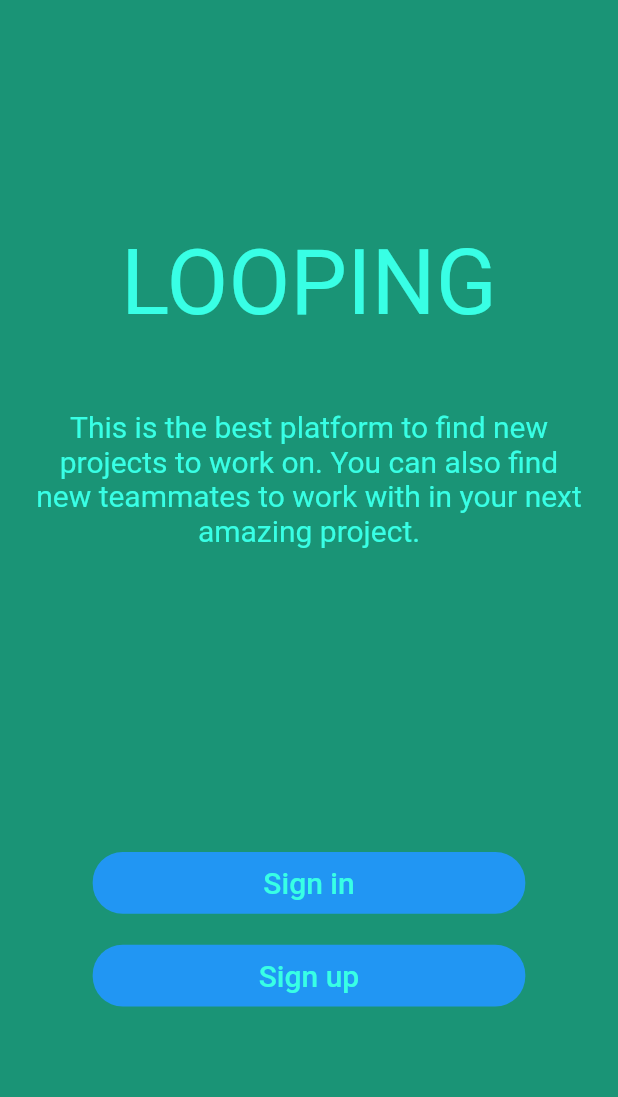
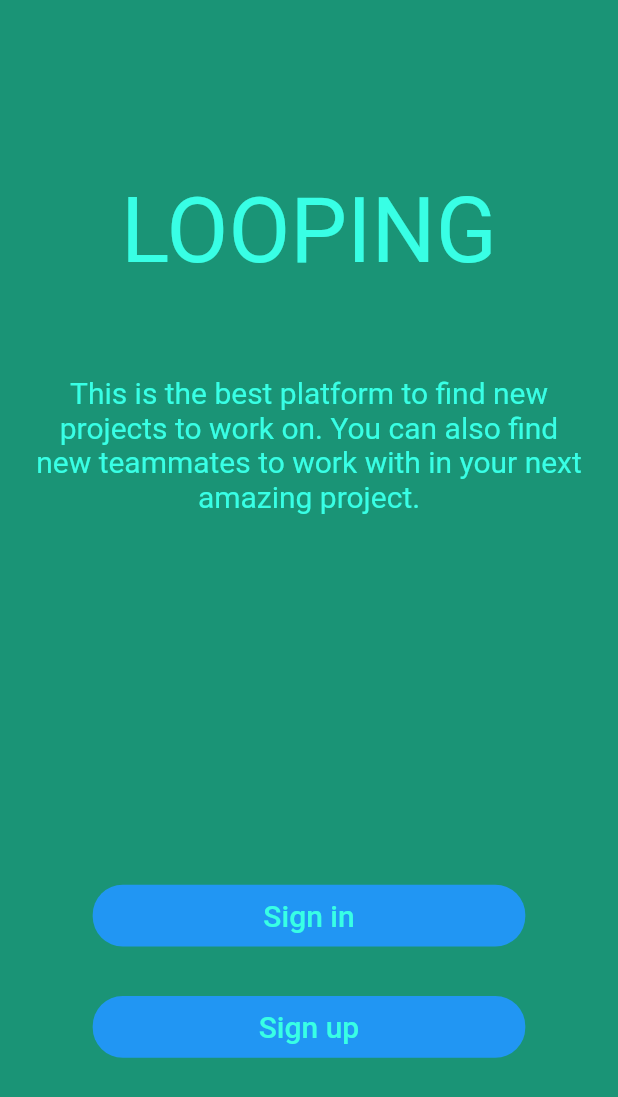
Before and after one commit to Looping-EA/frontend-looping-EA, a Flutter app: the screen it shows after launch, on a phone screen of 412 x 824 dp. Shown: the top 1097 px of the screen. Run offline on Flutter 3.47's test engine with Material 2 defaults, Android fonts, the phone set to English and light mode, and no system bars.

Commit message:
Update home_screen.dart

```diff
--- a/lib/Screens/Homepage/home_screen.dart
+++ b/lib/Screens/Homepage/home_screen.dart
@@ -19,16 +19,16 @@ class HomeScreen extends StatelessWidget {
               style: Styles.title,
               textAlign: TextAlign.center,
             ),
-            SizedBox(height: 50),
+            SizedBox(height: size.height * 0.075),
             Text(
               "This is the best platform to find new projects to work on. You can also find new teammates to work with in your next amazing project. ",
               style: Styles.subtitle,
               textAlign: TextAlign.center,
             ),
-            SizedBox(height: 100),
+            SizedBox(height: size.height * 0.15),
             Container(
                 margin: EdgeInsets.fromLTRB(
-                    0, size.width * 0.25, 0, size.width * 0.05),
+                    0, size.height * 0.15, 0, size.height * 0.04),
                 width: size.width * 0.7,
                 height: size.width * 0.1,
                 child: TextButton(
```
